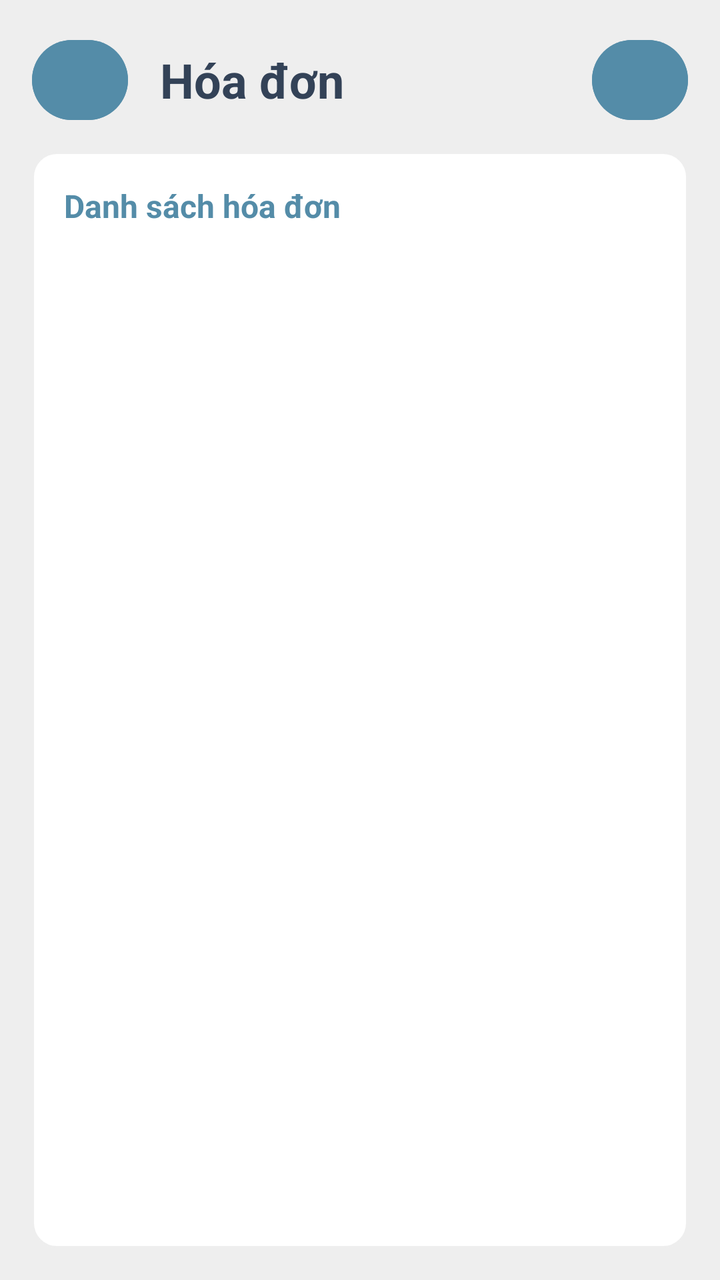
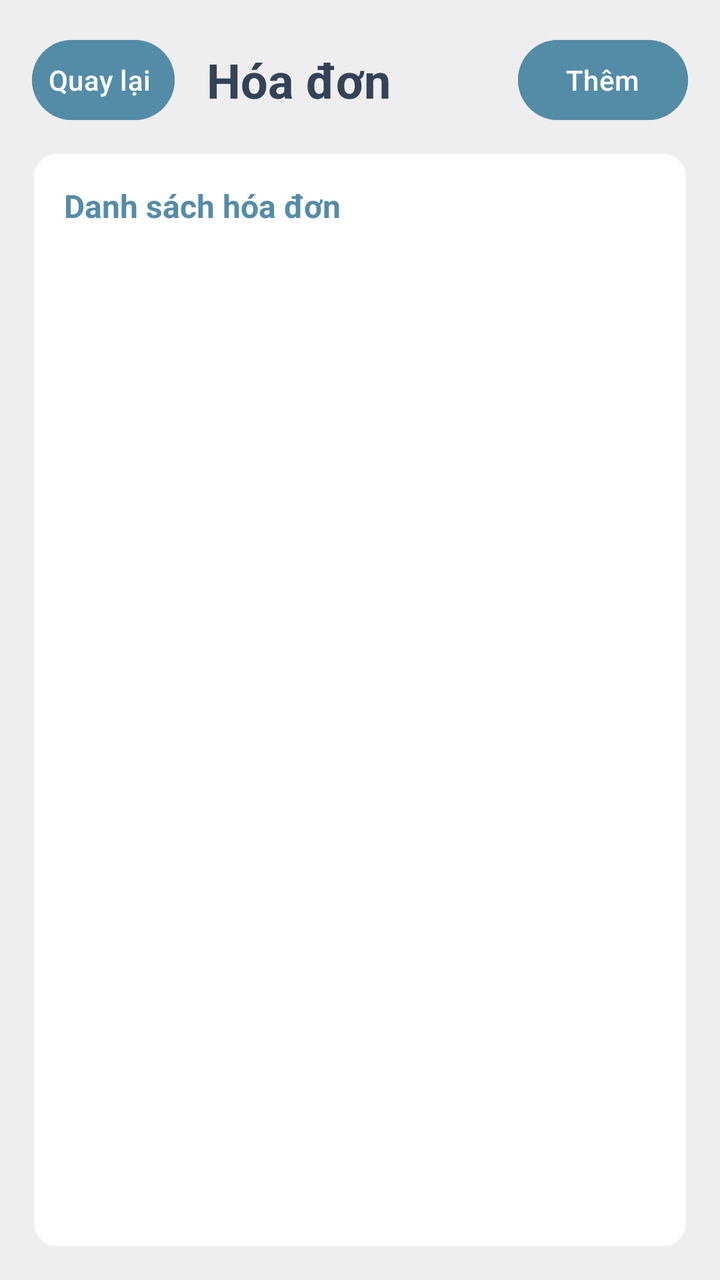

An Android layout rendered at two revisions. The XML below is the earlier revision; the diff shows what the commit changed to produce the second picture.
<!-- AndroidManifest.xml: application theme Theme.Rentaly_Management -->
<!-- res/layout/fragment_invoice.xml -->
<?xml version="1.0" encoding="utf-8"?>
<LinearLayout xmlns:android="http://schemas.android.com/apk/res/android" android:layout_width="match_parent" android:layout_height="match_parent" android:orientation="vertical" android:padding="16dp" android:background="@color/background">
    <LinearLayout android:layout_width="match_parent" android:layout_height="wrap_content" android:gravity="center_vertical">
        <Button android:id="@+id/invoice_back" android:layout_width="48dp" android:layout_height="48dp" android:backgroundTint="@color/primary" android:contentDescription="Quay lại" android:drawableStart="@drawable/back_icon" android:minWidth="0dp" android:minHeight="48dp" android:padding="8dp" android:text="" />
        <TextView android:layout_width="0dp" android:layout_height="wrap_content" android:layout_weight="1" android:layout_marginStart="16dp" android:text="Hóa đơn" android:textColor="@color/dark_navy" android:textSize="24sp" android:textStyle="bold" />
        <Button android:id="@+id/invoice_add" android:layout_width="48dp" android:layout_height="48dp" android:backgroundTint="@color/primary" android:contentDescription="Thêm hóa đơn" android:minWidth="48dp" android:minHeight="48dp" android:text="+" android:textColor="@color/white" />
    </LinearLayout>
    <ProgressBar android:id="@+id/invoice_loading" android:layout_width="wrap_content" android:layout_height="wrap_content" android:layout_gravity="center" android:layout_marginTop="12dp" android:contentDescription="Đang tải danh sách hóa đơn" android:visibility="gone" />
    <LinearLayout android:layout_width="match_parent" android:layout_height="0dp" android:layout_weight="1" android:layout_marginTop="12dp" android:background="@drawable/user_detail_card" android:orientation="vertical" android:padding="16dp">
        <TextView android:layout_width="match_parent" android:layout_height="wrap_content" android:layout_marginBottom="12dp" android:text="Danh sách hóa đơn" android:textColor="@color/primary" android:textSize="16sp" android:textStyle="bold" />
        <TextView android:id="@+id/invoice_empty" android:layout_width="match_parent" android:layout_height="wrap_content" android:layout_marginTop="12dp" android:gravity="center" android:text="Chưa có hóa đơn" android:textColor="@color/secondary" android:visibility="gone" />
        <ListView android:id="@+id/invoice_list" android:layout_width="match_parent" android:layout_height="0dp" android:layout_weight="1" android:divider="@color/background" android:dividerHeight="8dp" android:footerDividersEnabled="false" android:headerDividersEnabled="false" />
    </LinearLayout>
</LinearLayout>
<!-- resources referenced by this layout -->
<resources>
  <color name="background">#EEEEEE</color>
  <color name="dark_navy">#334257</color>
  <color name="primary">#548CA8</color>
  <color name="secondary">#476072</color>
  <color name="white">#FFFFFFFF</color>
  <!-- drawable back_icon (drawable) -->
  <vector xmlns:android="http://schemas.android.com/apk/res/android"
      android:width="24dp"
      android:height="24dp"
      android:viewportWidth="960"
      android:viewportHeight="960">
    <path
        android:pathData="m313,520 l224,224 -57,56 -320,-320 320,-320 57,56 -224,224h487v80L313,520Z"
        android:fillColor="#EEEEEE"/>
  </vector>
  <!-- drawable user_detail_card (drawable) -->
  <?xml version="1.0" encoding="utf-8"?>
  <shape xmlns:android="http://schemas.android.com/apk/res/android" android:shape="rectangle">
      <solid android:color="@color/white" />
      <corners android:radius="12dp" />
      <stroke android:width="1dp" android:color="@color/background" />
  </shape>
  <style name="Theme.Rentaly_Management" parent="Base.Theme.Rentaly_Management" />
  <style name="Base.Theme.Rentaly_Management" parent="Theme.Material3.DayNight.NoActionBar">
          
          
      </style>
</resources>

<!-- the commit's change to res/layout/fragment_invoice.xml (unified diff, before → after) -->
@@ -1,9 +1,9 @@
 <?xml version="1.0" encoding="utf-8"?>
 <LinearLayout xmlns:android="http://schemas.android.com/apk/res/android" android:layout_width="match_parent" android:layout_height="match_parent" android:orientation="vertical" android:padding="16dp" android:background="@color/background">
     <LinearLayout android:layout_width="match_parent" android:layout_height="wrap_content" android:gravity="center_vertical">
-        <Button android:id="@+id/invoice_back" android:layout_width="48dp" android:layout_height="48dp" android:backgroundTint="@color/primary" android:contentDescription="Quay lại" android:drawableStart="@drawable/back_icon" android:minWidth="0dp" android:minHeight="48dp" android:padding="8dp" android:text="" />
+        <Button android:id="@+id/invoice_back" android:layout_width="wrap_content" android:layout_height="48dp" android:backgroundTint="@color/primary" android:contentDescription="Quay lại" android:drawableStart="@drawable/back_icon" android:minWidth="48dp" android:minHeight="48dp" android:paddingStart="8dp" android:paddingEnd="12dp" android:text="Quay lại" />
         <TextView android:layout_width="0dp" android:layout_height="wrap_content" android:layout_weight="1" android:layout_marginStart="16dp" android:text="Hóa đơn" android:textColor="@color/dark_navy" android:textSize="24sp" android:textStyle="bold" />
-        <Button android:id="@+id/invoice_add" android:layout_width="48dp" android:layout_height="48dp" android:backgroundTint="@color/primary" android:contentDescription="Thêm hóa đơn" android:minWidth="48dp" android:minHeight="48dp" android:text="+" android:textColor="@color/white" />
+        <Button android:id="@+id/invoice_add" android:layout_width="wrap_content" android:layout_height="48dp" android:backgroundTint="@color/primary" android:contentDescription="Thêm hóa đơn" android:minWidth="48dp" android:minHeight="48dp" android:text="Thêm" android:textColor="@color/white" />
     </LinearLayout>
     <ProgressBar android:id="@+id/invoice_loading" android:layout_width="wrap_content" android:layout_height="wrap_content" android:layout_gravity="center" android:layout_marginTop="12dp" android:contentDescription="Đang tải danh sách hóa đơn" android:visibility="gone" />
     <LinearLayout android:layout_width="match_parent" android:layout_height="0dp" android:layout_weight="1" android:layout_marginTop="12dp" android:background="@drawable/user_detail_card" android:orientation="vertical" android:padding="16dp">
